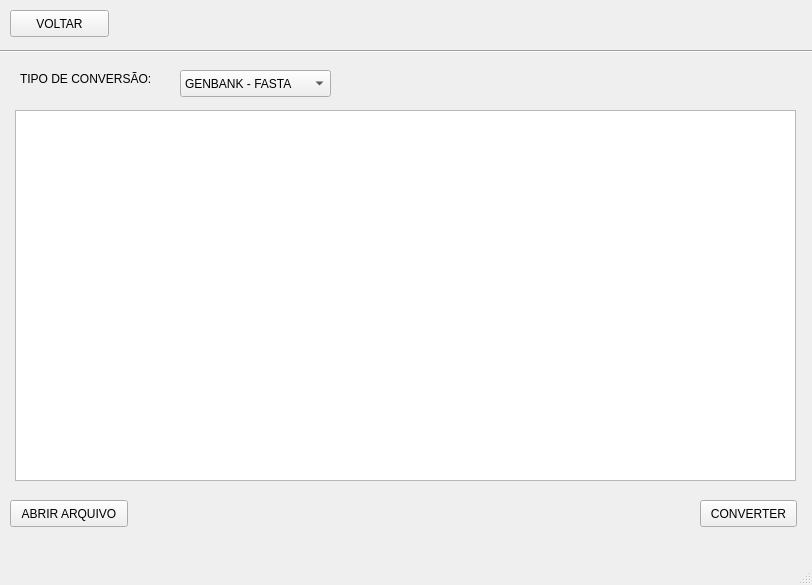
Above: Telas/.ui/tela_converter.ui from PedroAzevedo141/GeMapCom before the change. Below: the same form after it.
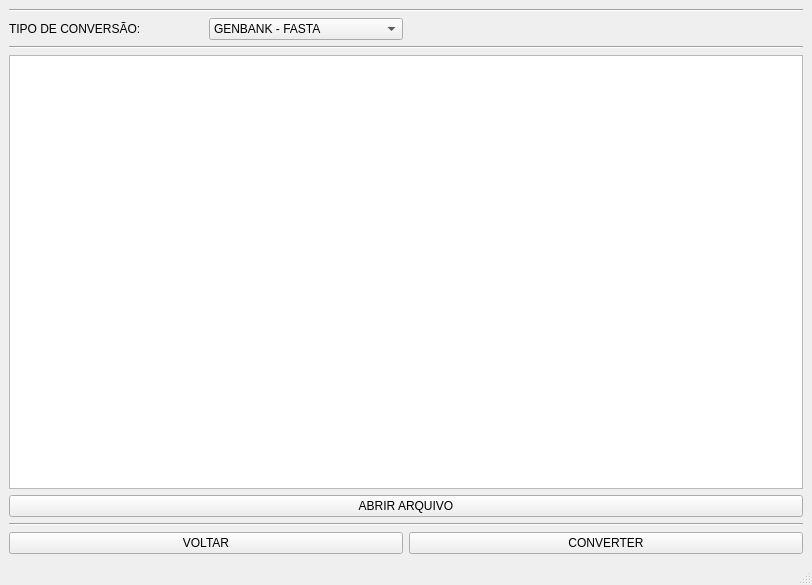
That is the form after the change. Icons and pictures are not drawn.

Commit message: Atualização das telas da ferramenta. Etapa 01

```diff
--- a/Telas/.ui/tela_converter.ui
+++ b/Telas/.ui/tela_converter.ui
@@ -14,44 +14,29 @@
    <string>MainWindow</string>
   </property>
   <widget class="QWidget" name="centralwidget">
-   <widget class="QPushButton" name="botao_voltar">
-    <property name="geometry">
-     <rect>
-      <x>10</x>
-      <y>10</y>
-      <width>99</width>
-      <height>27</height>
-     </rect>
-    </property>
-    <property name="text">
-     <string>VOLTAR</string>
-    </property>
-    <property name="icon">
-     <iconset>
-      <normaloff>../images/voltar.png</normaloff>../images/voltar.png</iconset>
-    </property>
-   </widget>
+   <layout class="QGridLayout" name="gridLayout">
+    <item row="0" column="0">
+     <layout class="QVBoxLayout" name="verticalLayout">
+      <item>
    <widget class="Line" name="line">
-    <property name="geometry">
-     <rect>
-      <x>0</x>
-      <y>50</y>
-      <width>821</width>
-      <height>3</height>
-     </rect>
-    </property>
     <property name="orientation">
      <enum>Qt::Horizontal</enum>
     </property>
    </widget>
+      </item>
+      <item>
+       <layout class="QHBoxLayout" name="horizontalLayout">
+        <item>
+         <widget class="QLabel" name="label">
+          <property name="text">
+           <string>TIPO DE CONVERSÃO: </string>
+          </property>
+         </widget>
+        </item>
+        <item>
    <widget class="QComboBox" name="comboBox">
-    <property name="geometry">
-     <rect>
-      <x>180</x>
-      <y>70</y>
-      <width>151</width>
-      <height>27</height>
-     </rect>
+          <property name="cursor">
+           <cursorShape>PointingHandCursor</cursorShape>
     </property>
     <item>
      <property name="text">
@@ -64,68 +49,85 @@
      </property>
     </item>
    </widget>
-   <widget class="QLabel" name="label">
-    <property name="geometry">
-     <rect>
-      <x>20</x>
-      <y>70</y>
-      <width>151</width>
-      <height>17</height>
-     </rect>
-    </property>
+        </item>
+        <item>
+         <widget class="QLabel" name="label_3">
+          <property name="text">
+           <string/>
+          </property>
+         </widget>
+        </item>
+        <item>
+         <widget class="QLabel" name="label_2">
     <property name="text">
-     <string>TIPO DE CONVERSÃO: </string>
-    </property>
-   </widget>
+           <string/>
+          </property>
+         </widget>
+        </item>
+       </layout>
+      </item>
+      <item>
+       <widget class="Line" name="line_2">
+        <property name="orientation">
+         <enum>Qt::Horizontal</enum>
+        </property>
+       </widget>
+      </item>
+      <item>
+       <widget class="QTextEdit" name="setar_sequencia">
+        <property name="readOnly">
+         <bool>true</bool>
+        </property>
+       </widget>
+      </item>
+      <item>
    <widget class="QPushButton" name="botao_abrir_arquivo">
-    <property name="geometry">
-     <rect>
-      <x>10</x>
-      <y>500</y>
-      <width>118</width>
-      <height>27</height>
-     </rect>
+        <property name="cursor">
+         <cursorShape>PointingHandCursor</cursorShape>
     </property>
     <property name="text">
      <string>ABRIR ARQUIVO</string>
     </property>
    </widget>
+      </item>
+      <item>
+       <widget class="Line" name="line_3">
+        <property name="orientation">
+         <enum>Qt::Horizontal</enum>
+        </property>
+       </widget>
+      </item>
+      <item>
+       <layout class="QHBoxLayout" name="horizontalLayout_2">
+        <item>
+         <widget class="QPushButton" name="botao_voltar">
+          <property name="cursor">
+           <cursorShape>PointingHandCursor</cursorShape>
+          </property>
+          <property name="text">
+           <string>VOLTAR</string>
+          </property>
+          <property name="icon">
+           <iconset>
+            <normaloff>../images/voltar.png</normaloff>../images/voltar.png</iconset>
+          </property>
+         </widget>
+        </item>
+        <item>
    <widget class="QPushButton" name="botao_converter">
-    <property name="geometry">
-     <rect>
-      <x>700</x>
-      <y>500</y>
-      <width>97</width>
-      <height>27</height>
-     </rect>
+          <property name="cursor">
+           <cursorShape>PointingHandCursor</cursorShape>
     </property>
     <property name="text">
      <string>CONVERTER</string>
     </property>
    </widget>
-   <widget class="QTextEdit" name="setar_sequencia">
-    <property name="geometry">
-     <rect>
-      <x>15</x>
-      <y>110</y>
-      <width>781</width>
-      <height>371</height>
-     </rect>
-    </property>
-    <property name="readOnly">
-     <bool>true</bool>
-    </property>
-   </widget>
-  </widget>
-  <widget class="QMenuBar" name="menubar">
-   <property name="geometry">
-    <rect>
-     <x>0</x>
-     <y>0</y>
-     <width>812</width>
-     <height>25</height>
-    </rect>
-   </property>
+        </item>
+       </layout>
+      </item>
+     </layout>
+    </item>
+   </layout>
   </widget>
   <widget class="QStatusBar" name="statusbar"/>
  </widget>
```
Left out of the diff: 2 changed lines with no effect on the pictures. Lines whose indentation alone changed are shown as unchanged. The commit also changes 16 other files.
